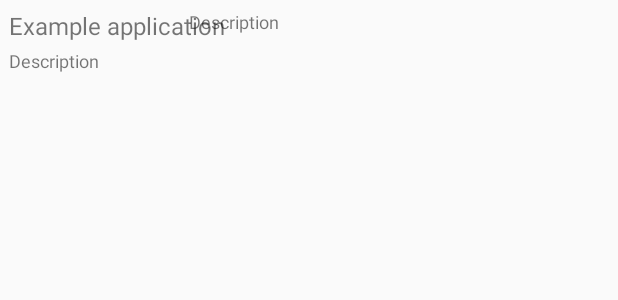
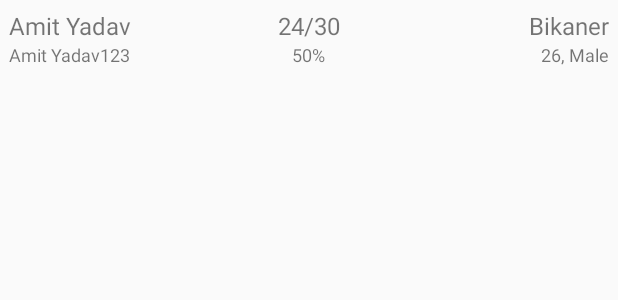
Before and after one commit to ayamit92/HakunaMatata, an Android app: the layout row_layout.xml on its own in the app's theme, with its tools: preview values and no code run, on a phone screen of 412 x 824 dp. Shown: the top 300 px of the screen. Run offline under Robolectric (Android 15) with nearby library versions, the light colour scheme and no system bars.

Commit message:
Leaderboard raw commit- all fields

```diff
--- a/app/src/main/java/com/balli/kbcreturns/LeaderboardActivity.java
+++ b/app/src/main/java/com/balli/kbcreturns/LeaderboardActivity.java
@@ -6,6 +6,7 @@ import android.support.v7.widget.LinearLayoutManager;
 import android.support.v7.widget.RecyclerView;
 
 import java.util.ArrayList;
+import java.util.Collections;
 import java.util.List;
 
 public class LeaderboardActivity extends AppCompatActivity {
@@ -18,6 +19,9 @@ public class LeaderboardActivity extends AppCompatActivity {
     protected void onCreate(Bundle savedInstanceState) {
         super.onCreate(savedInstanceState);
         setContentView(R.layout.activity_leaderboard);
+
+        if (MainActivity.leadersList.size() != 0) {
+            Collections.sort(MainActivity.leadersList, Registration.CorrectComparator);}
 
         recyclerView = (RecyclerView) findViewById(R.id.my_recycler_view);
         // use this setting to
--- a/app/src/main/res/layout/row_layout.xml
+++ b/app/src/main/res/layout/row_layout.xml
@@ -7,29 +7,56 @@
 
     <TextView
         android:id="@+id/firstLine"
-        android:layout_width="match_parent"
+        android:layout_width="wrap_content"
         android:layout_height="wrap_content"
-        android:layout_above="@id/secondLine"
-        android:layout_alignParentTop="true"
-        android:text="Example application"
+        android:layout_alignParentLeft="true"
+        android:text="Amit Yadav"
         android:textSize="16sp" />
 
     <TextView
         android:id="@+id/secondLine"
-        android:layout_width="match_parent"
-        android:layout_height="26dp"
-        android:layout_alignParentBottom="true"
-        android:text="Description"
+        android:layout_width="wrap_content"
+        android:layout_height="wrap_content"
+        android:text="Amit Yadav123"
+        android:layout_alignParentLeft="true"
+        android:layout_below="@+id/firstLine"
         android:textSize="12sp" />
 
     <TextView
         android:id="@+id/thirdLine"
-        android:layout_width="match_parent"
+        android:layout_width="wrap_content"
         android:layout_height="wrap_content"
-        android:text="Description"
-        android:layout_marginLeft="120dp"
+        android:text="24/30"
+        android:layout_centerHorizontal="true"
+        android:textSize="16sp" />
+
+    <TextView
+        android:id="@+id/fourthLine"
+        android:layout_width="wrap_content"
+        android:layout_height="wrap_content"
+        android:text="50%"
+        android:layout_centerHorizontal="true"
+        android:layout_below="@+id/thirdLine"
+        android:textSize="12sp" />
+
+    <TextView
+        android:id="@+id/fifthLine"
+        android:layout_width="wrap_content"
+        android:layout_height="wrap_content"
+        android:text="Bikaner"
+        android:layout_alignParentRight="true"
+        android:textSize="16sp" />
+
+    <TextView
+        android:id="@+id/sixthLine"
+        android:layout_width="wrap_content"
+        android:layout_height="wrap_content"
+        android:text="26, Male"
+        android:layout_below="@+id/fifthLine"
+        android:layout_alignParentRight="true"
         android:textSize="12sp" />
 
 
 
+
 </RelativeLayout>
```
Also changed, not shown: app/src/main/java/com/balli/kbcreturns/MyAdapter.java (+30 -11 lines).
